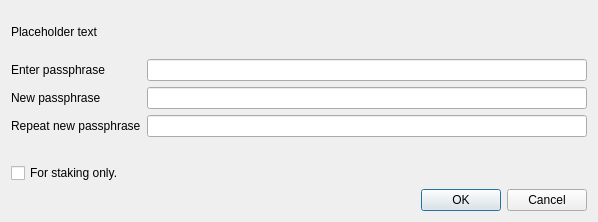
Before: the Qt Designer form src/qt/forms/askpassphrasedialog.ui in shaileshnift/UIDD, drawn with Qt 5.
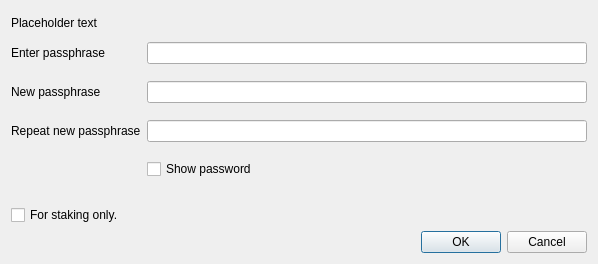
After: the same form once the commit is applied.

Diff of the .ui file:
```diff
--- a/src/qt/forms/askpassphrasedialog.ui
+++ b/src/qt/forms/askpassphrasedialog.ui
@@ -7,7 +7,7 @@
     <x>0</x>
     <y>0</y>
     <width>598</width>
-    <height>222</height>
+    <height>264</height>
    </rect>
   </property>
   <property name="sizePolicy">
@@ -64,35 +64,42 @@
        </property>
       </widget>
      </item>
-     <item row="1" column="0">
+     <item row="2" column="0">
       <widget class="QLabel" name="passLabel2">
        <property name="text">
         <string>New passphrase</string>
        </property>
       </widget>
      </item>
-     <item row="1" column="1">
+     <item row="2" column="1">
       <widget class="QLineEdit" name="passEdit2">
        <property name="echoMode">
         <enum>QLineEdit::Password</enum>
        </property>
       </widget>
      </item>
-     <item row="2" column="0">
+     <item row="4" column="0">
       <widget class="QLabel" name="passLabel3">
        <property name="text">
         <string>Repeat new passphrase</string>
        </property>
       </widget>
      </item>
-     <item row="2" column="1">
+     <item row="4" column="1">
       <widget class="QLineEdit" name="passEdit3">
        <property name="echoMode">
         <enum>QLineEdit::Password</enum>
        </property>
       </widget>
      </item>
-     <item row="3" column="1">
+     <item row="6" column="1">
+      <widget class="QCheckBox" name="toggleShowPasswordButton">
+       <property name="text">
+        <string>Show password</string>
+       </property>
+      </widget>
+     </item>
+     <item row="7" column="1">
       <widget class="QLabel" name="capsLabel">
        <property name="font">
         <font>
@@ -108,7 +115,7 @@
        </property>
       </widget>
      </item>
-     <item row="4" column="0" colspan="2">
+     <item row="8" column="0" colspan="2">
       <widget class="QCheckBox" name="stakingCheckBox">
        <property name="toolTip">
         <string>Serves to disable the trivial sendmoney when OS account compromised. Provides no real security.</string>
@@ -118,6 +125,54 @@
        </property>
       </widget>
      </item>
+     <item row="1" column="1">
+      <spacer name="verticalSpacer">
+       <property name="orientation">
+        <enum>Qt::Vertical</enum>
+       </property>
+       <property name="sizeType">
+        <enum>QSizePolicy::Fixed</enum>
+       </property>
+       <property name="sizeHint" stdset="0">
+        <size>
+         <width>20</width>
+         <height>5</height>
+        </size>
+       </property>
+      </spacer>
+     </item>
+     <item row="3" column="1">
+      <spacer name="verticalSpacer_2">
+       <property name="orientation">
+        <enum>Qt::Vertical</enum>
+       </property>
+       <property name="sizeType">
+        <enum>QSizePolicy::Fixed</enum>
+       </property>
+       <property name="sizeHint" stdset="0">
+        <size>
+         <width>20</width>
+         <height>5</height>
+        </size>
+       </property>
+      </spacer>
+     </item>
+     <item row="5" column="1">
+      <spacer name="verticalSpacer_3">
+       <property name="orientation">
+        <enum>Qt::Vertical</enum>
+       </property>
+       <property name="sizeType">
+        <enum>QSizePolicy::Fixed</enum>
+       </property>
+       <property name="sizeHint" stdset="0">
+        <size>
+         <width>20</width>
+         <height>5</height>
+        </size>
+       </property>
+      </spacer>
+     </item>
     </layout>
    </item>
    <item>
```
